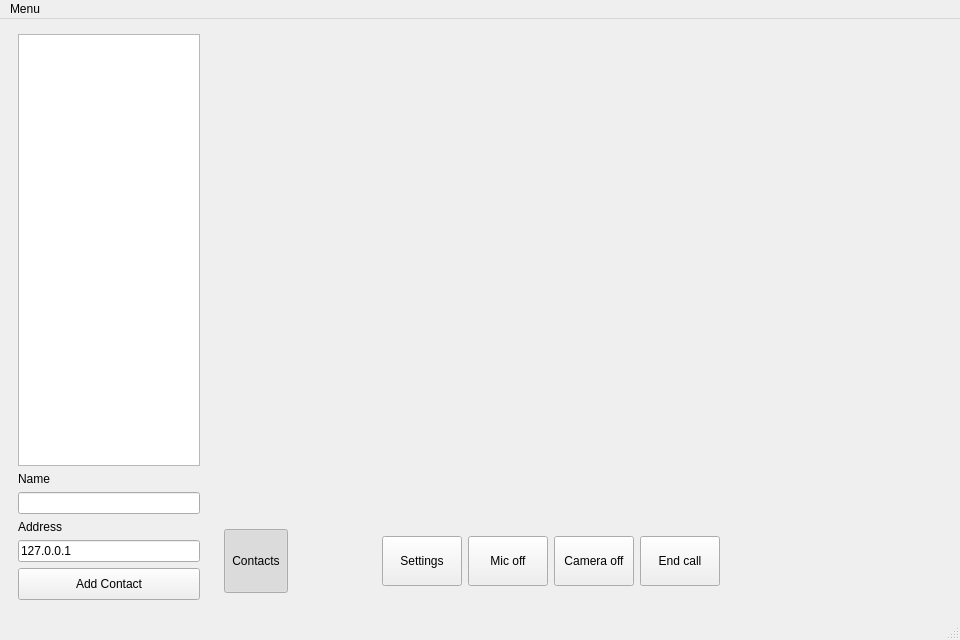
Before: the Qt Designer form ui/callwindow.ui in ultravideo/uvgComm, drawn with Qt 5.
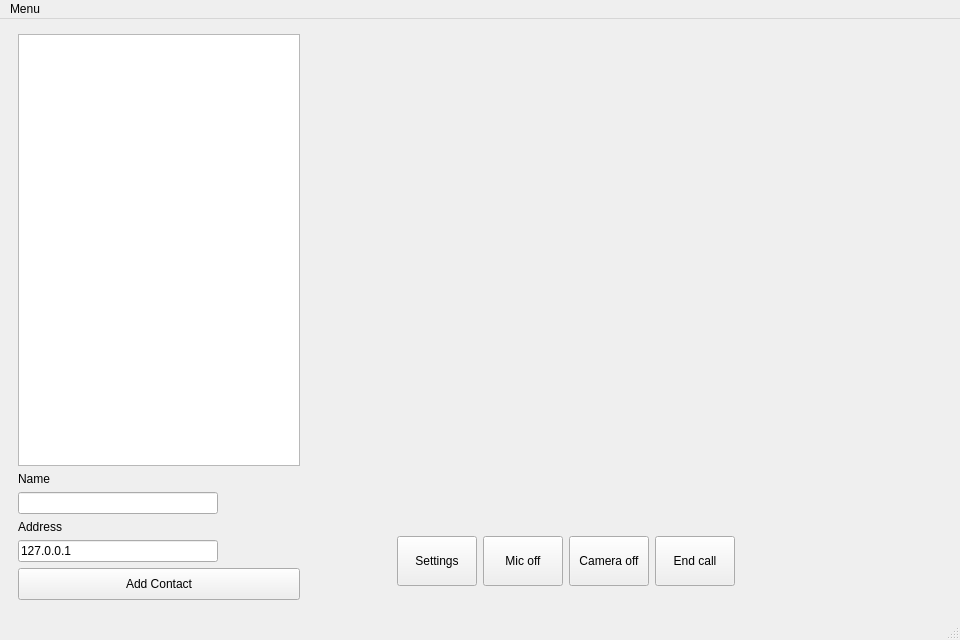
After: the same form once the commit is applied. Custom widgets are drawn as their Qt base class.

Commit message: Removed contacts button. Slight UI adjustments.

The edit to the form file:
```diff
--- a/ui/callwindow.ui
+++ b/ui/callwindow.ui
@@ -31,7 +31,7 @@
       </property>
       <property name="minimumSize">
        <size>
-        <width>480</width>
+        <width>320</width>
         <height>96</height>
        </size>
       </property>
@@ -42,31 +42,6 @@
        </size>
       </property>
       <layout class="QHBoxLayout" name="horizontalLayout">
-       <item>
-        <widget class="QPushButton" name="contactsButton">
-         <property name="minimumSize">
-          <size>
-           <width>50</width>
-           <height>50</height>
-          </size>
-         </property>
-         <property name="maximumSize">
-          <size>
-           <width>64</width>
-           <height>64</height>
-          </size>
-         </property>
-         <property name="text">
-          <string>Contacts</string>
-         </property>
-         <property name="checkable">
-          <bool>true</bool>
-         </property>
-         <property name="checked">
-          <bool>true</bool>
-         </property>
-        </widget>
-       </item>
        <item>
         <spacer name="horizontalSpacer_2">
          <property name="orientation">
@@ -139,6 +114,15 @@
          <property name="text">
           <string>End call</string>
          </property>
+         <property name="autoDefault">
+          <bool>false</bool>
+         </property>
+         <property name="default">
+          <bool>false</bool>
+         </property>
+         <property name="flat">
+          <bool>false</bool>
+         </property>
         </widget>
        </item>
        <item>
@@ -165,7 +149,7 @@
          <property name="minimumSize">
           <size>
            <width>128</width>
-           <height>64</height>
+           <height>96</height>
           </size>
          </property>
          <property name="maximumSize">
@@ -253,7 +237,7 @@
       </property>
       <property name="minimumSize">
        <size>
-        <width>150</width>
+        <width>300</width>
         <height>240</height>
        </size>
       </property>
@@ -293,7 +277,7 @@
        <item>
         <widget class="QLineEdit" name="peerName">
          <property name="sizePolicy">
-          <sizepolicy hsizetype="Minimum" vsizetype="Fixed">
+          <sizepolicy hsizetype="Expanding" vsizetype="Fixed">
            <horstretch>0</horstretch>
            <verstretch>0</verstretch>
           </sizepolicy>
@@ -322,7 +306,7 @@
        <item>
         <widget class="QLineEdit" name="ip">
          <property name="sizePolicy">
-          <sizepolicy hsizetype="Minimum" vsizetype="Fixed">
+          <sizepolicy hsizetype="Expanding" vsizetype="Fixed">
            <horstretch>0</horstretch>
            <verstretch>0</verstretch>
           </sizepolicy>
```
Left out of the diff: 22 changed lines with no effect on the pictures.
